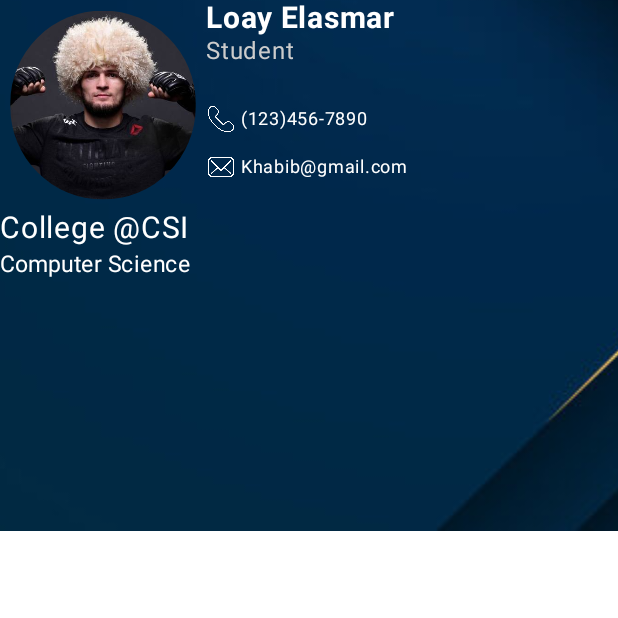
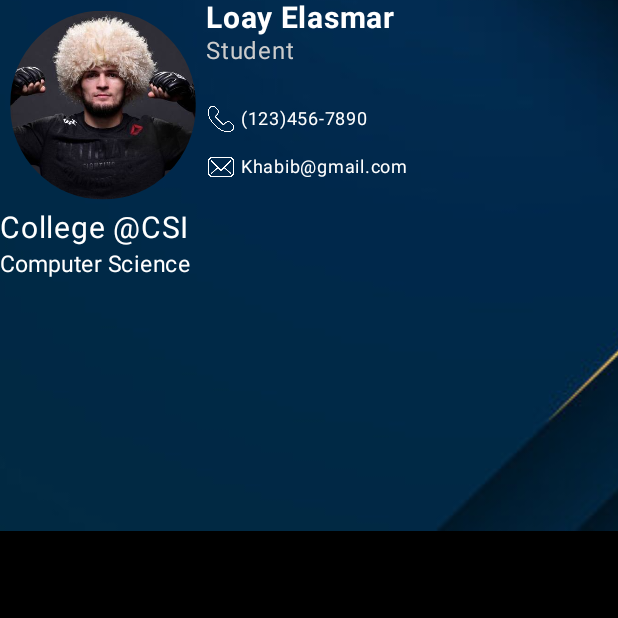
Before and after one commit to LoayEl/BusinessCard-AppDev, an Android app built with Jetpack Compose: the screen it shows after launch (MainActivity), on a phone screen of 412 x 824 dp, the top half of it. Run offline under Robolectric (Android 15) with nearby library versions, the phone set to English and light mode, and no system bars.

Commit message:
Chnaged background color

```diff
--- a/app/src/main/java/com/example/businesscard/MainActivity.kt
+++ b/app/src/main/java/com/example/businesscard/MainActivity.kt
@@ -64,7 +64,7 @@ class MainActivity : ComponentActivity() {
 @Composable
 fun BusinessCard(){
     Box(
-        modifier = Modifier.fillMaxSize().background(Color.White)
+        modifier = Modifier.fillMaxSize().background(Color.Black)
             ) {
         Image(painter = painterResource(R.drawable.backphoto),
             contentDescription = "Background",
@@ -119,11 +119,6 @@ fun BusinessCard(){
 
             }
         }
-
-
-
-
-
     }
 }
 
--- a/gradle/libs.versions.toml
+++ b/gradle/libs.versions.toml
@@ -1,5 +1,5 @@
 [versions]
-agp = "8.8.0"
+agp = "8.8.1"
 kotlin = "2.0.0"
 coreKtx = "1.15.0"
 junit = "4.13.2"
```
